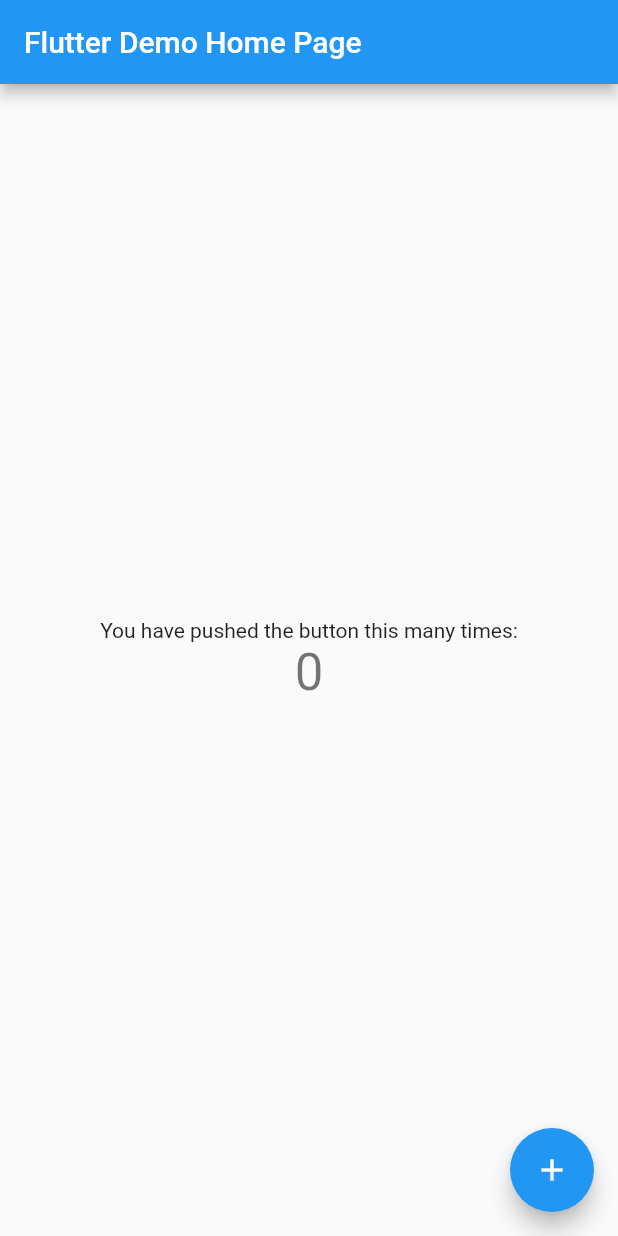
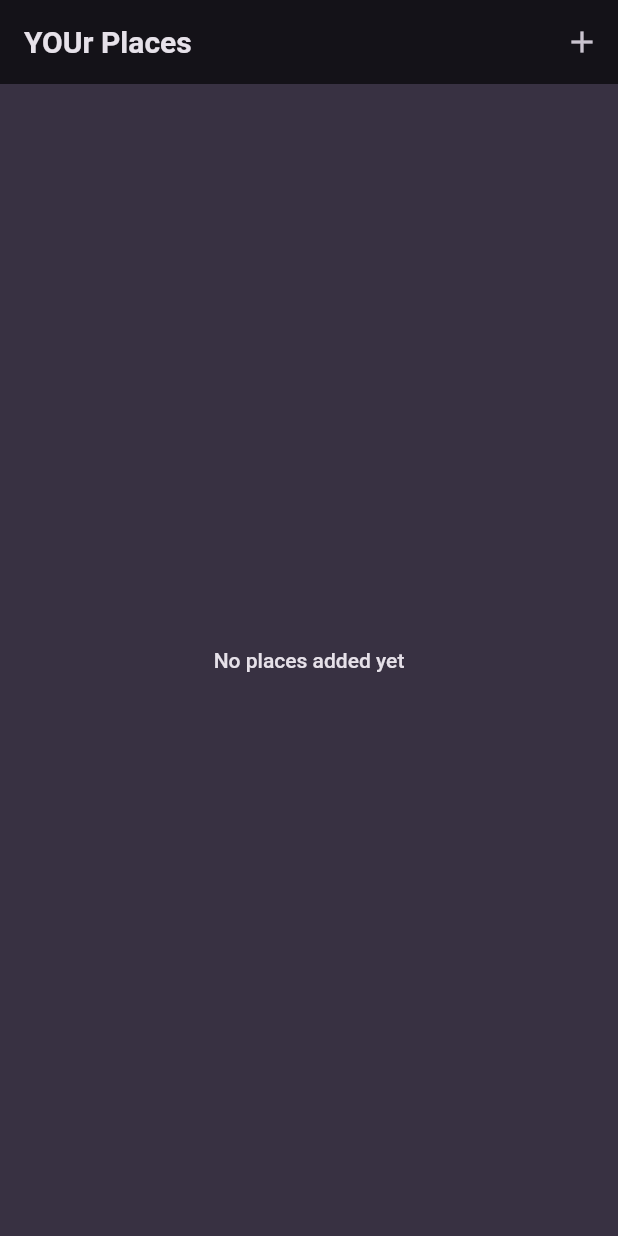
Before and after one commit to utsav1103/favorite_places_app, a Flutter app: the screen it shows after launch, on a phone screen of 412 x 824 dp. Run offline on Flutter 3.47's test engine with Material 2 defaults, Android fonts, the phone set to English and light mode, and no system bars; our stand-ins replace google_fonts.

Commit message:
Adding a Places Screen

```diff
--- a/lib/main.dart
+++ b/lib/main.dart
@@ -1,115 +1,46 @@
+import 'package:favorite_places_app/screens/places.dart';
 import 'package:flutter/material.dart';
 
+import 'package:google_fonts/google_fonts.dart';
+
+final colorScheme = ColorScheme.fromSeed(
+  brightness: Brightness.dark,
+  seedColor: const Color.fromARGB(255, 102, 6, 247),
+  background: const Color.fromARGB(255, 56, 49, 66),
+);
+
+final theme = ThemeData().copyWith(
+  useMaterial3: true,
+  scaffoldBackgroundColor: colorScheme.background,
+  colorScheme: colorScheme,
+  textTheme: GoogleFonts.ubuntuCondensedTextTheme().copyWith(
+    titleSmall: GoogleFonts.ubuntuCondensed(
+      fontWeight: FontWeight.bold,
+    ),
+    titleMedium: GoogleFonts.ubuntuCondensed(
+      fontWeight: FontWeight.bold,
+    ),
+    titleLarge: GoogleFonts.ubuntuCondensed(
+      fontWeight: FontWeight.bold,
+    ),
+  ),
+);
+
 void main() {
-  runApp(const MyApp());
+  runApp(
+      const MyApp(),
+  );
 }
 
 class MyApp extends StatelessWidget {
-  const MyApp({super.key});
+  const MyApp({Key? key}) : super(key: key);
 
-  // This widget is the root of your application.
   @override
   Widget build(BuildContext context) {
     return MaterialApp(
-      title: 'Flutter Demo',
-      theme: ThemeData(
-        // This is the theme of your application.
-        //
-        // Try running your application with "flutter run". You'll see the
-        // application has a blue toolbar. Then, without quitting the app, try
-        // changing the primarySwatch below to Colors.green and then invoke
-        // "hot reload" (press "r" in the console where you ran "flutter run",
-        // or simply save your changes to "hot reload" in a Flutter IDE).
-        // Notice that the counter didn't reset back to zero; the application
-        // is not restarted.
-        primarySwatch: Colors.blue,
-      ),
-      home: const MyHomePage(title: 'Flutter Demo Home Page'),
+      title: 'Great Places',
+      theme: theme,
+      home: const PlacesScreen(),
     );
   }
 }
-
-class MyHomePage extends StatefulWidget {
-  const MyHomePage({super.key, required this.title});
-
-  // This widget is the home page of your application. It is stateful, meaning
-  // that it has a State object (defined below) that contains fields that affect
-  // how it looks.
-
-  // This class is the configuration for the state. It holds the values (in this
-  // case the title) provided by the parent (in this case the App widget) and
-  // used by the build method of the State. Fields in a Widget subclass are
-  // always marked "final".
-
-  final String title;
-
-  @override
-  State<MyHomePage> createState() => _MyHomePageState();
-}
-
-class _MyHomePageState extends State<MyHomePage> {
-  int _counter = 0;
-
-  void _incrementCounter() {
-    setState(() {
-      // This call to setState tells the Flutter framework that something has
-      // changed in this State, which causes it to rerun the build method below
-      // so that the display can reflect the updated values. If we changed
-      // _counter without calling setState(), then the build method would not be
-      // called again, and so nothing would appear to happen.
-      _counter++;
-    });
-  }
-
-  @override
-  Widget build(BuildContext context) {
-    // This method is rerun every time setState is called, for instance as done
-    // by the _incrementCounter method above.
-    //
-    // The Flutter framework has been optimized to make rerunning build methods
-    // fast, so that you can just rebuild anything that needs updating rather
-    // than having to individually change instances of widgets.
-    return Scaffold(
-      appBar: AppBar(
-        // Here we take the value from the MyHomePage object that was created by
-        // the App.build method, and use it to set our appbar title.
-        title: Text(widget.title),
-      ),
-      body: Center(
-        // Center is a layout widget. It takes a single child and positions it
-        // in the middle of the parent.
-        child: Column(
-          // Column is also a layout widget. It takes a list of children and
-          // arranges them vertically. By default, it sizes itself to fit its
-          // children horizontally, and tries to be as tall as its parent.
-          //
-          // Invoke "debug painting" (press "p" in the console, choose the
-          // "Toggle Debug Paint" action from the Flutter Inspector in Android
-          // Studio, or the "Toggle Debug Paint" command in Visual Studio Code)
-          // to see the wireframe for each widget.
-          //
-          // Column has various properties to control how it sizes itself and
-          // how it positions its children. Here we use mainAxisAlignment to
-          // center the children vertically; the main axis here is the vertical
-          // axis because Columns are vertical (the cross axis would be
-          // horizontal).
-          mainAxisAlignment: MainAxisAlignment.center,
-          children: <Widget>[
-            const Text(
-              'You have pushed the button this many times:',
-            ),
-            Text(
-              '$_counter',
-              style: Theme.of(context).textTheme.headlineMedium,
-            ),
-          ],
-        ),
-      ),
-      floatingActionButton: FloatingActionButton(
-        onPressed: _incrementCounter,
-        tooltip: 'Increment',
-        child: const Icon(Icons.add),
-      ), // This trailing comma makes auto-formatting nicer for build methods.
-    );
-  }
-}
--- /dev/null
+++ b/lib/screens/places.dart
@@ -0,0 +1,21 @@
+import 'package:favorite_places_app/widgets/places_list.dart';
+import 'package:flutter/material.dart';
+
+class PlacesScreen extends StatelessWidget{
+  const PlacesScreen({super.key});
+
+  @override
+  Widget build(BuildContext context){
+    return Scaffold(
+      appBar: AppBar(
+        title: const Text('YOUr Places'),
+        actions: [
+          IconButton( icon: const Icon(Icons.add),
+          onPressed: (){},
+          ),
+        ],
+      ),
+      body: PlacesList(places: [],),
+    );
+  }
+}
--- /dev/null
+++ b/lib/widgets/places_list.dart
@@ -0,0 +1,33 @@
+import 'package:favorite_places_app/main.dart';
+import 'package:favorite_places_app/models/place.dart';
+import 'package:flutter/material.dart';
+
+class PlacesList extends StatelessWidget {
+  const PlacesList({super.key, required this.places});
+
+  final List<Place> places;
+
+  @override
+  Widget build(BuildContext context) {
+    if (places.isEmpty) {
+      return Center(
+        child: Text('No places added yet',
+        style: Theme.of(context).textTheme.bodyLarge!.copyWith(
+                color: Theme.of(context).colorScheme.onBackground,
+              ),),
+
+      );
+    }
+    return ListView.builder(
+      itemCount: places.length,
+      itemBuilder: (ctx, index) => ListTile(
+        title: Text(
+          places[index].title,
+          style: Theme.of(context).textTheme.titleMedium!.copyWith(
+                color: Theme.of(context).colorScheme.onBackground,
+              ),
+        ),
+      ),
+    );
+  }
+}
--- a/pubspec.yaml
+++ b/pubspec.yaml
@@ -35,6 +35,8 @@ dependencies:
   # The following adds the Cupertino Icons font to your application.
   # Use with the CupertinoIcons class for iOS style icons.
   cupertino_icons: ^1.0.2
+  google_fonts: ^4.0.4
+  uuid: ^4.0.0
 
 dev_dependencies:
   flutter_test:
```
Also changed, not shown: lib/screens/add_place.dart (added), lib/screens/places_detail.dart (added), pubspec.lock, 1 other file.
